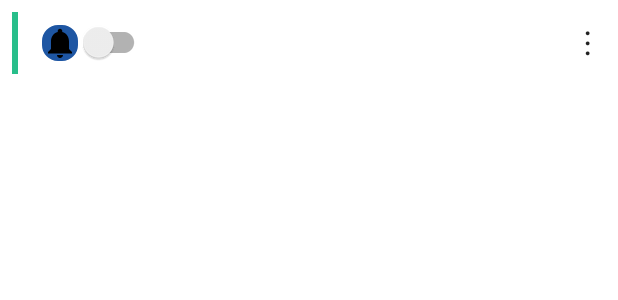
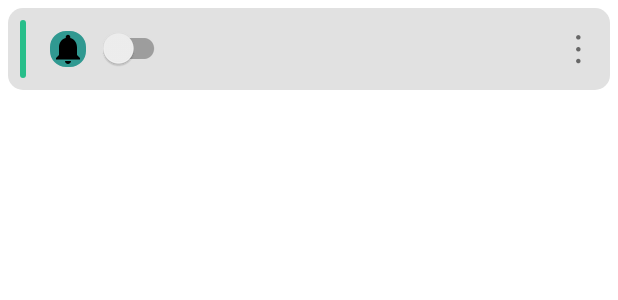
Before and after one commit to Fealrais/PurchaseHistory, an Android app: the layout recycler_view_scheduled_expense.xml on its own in the app's theme, with its tools: preview values and no code run, on a phone screen of 412 x 824 dp. Shown: the top 300 px of the screen. Run offline under Robolectric (Android 15) with nearby library versions, the phone set to English and light mode, and no system bars; network calls fail.

Commit message:
Applying design updates to scheduler page

```diff
--- a/app/src/main/java/com/angelp/purchasehistory/ui/home/scheduled/ScheduledExpenseAdapter.java
+++ b/app/src/main/java/com/angelp/purchasehistory/ui/home/scheduled/ScheduledExpenseAdapter.java
@@ -93,7 +93,7 @@ public class ScheduledExpenseAdapter extends RecyclerView.Adapter<ScheduledExpen
             boolean isSilenced = preferences.getBoolean(scheduledExpense.getId().toString(), false);
 
 
-            viewCategoryBorder.setBackgroundColor(AndroidUtils.getColor(scheduledExpense.getCategory()));
+            viewCategoryBorder.getBackground().setTint(AndroidUtils.getColor(scheduledExpense.getCategory()));
             textViewName.setText(scheduledExpense.getNote());
             textViewPrice.setText(AndroidUtils.formatCurrency(scheduledExpense.getPrice(), itemView.getContext()));
             setNextTimestampString(textViewNextDate, scheduledExpense);
--- /dev/null
+++ b/app/src/main/res/drawable/roundcorner_10.xml
@@ -0,0 +1,5 @@
+<?xml version="1.0" encoding="utf-8"?>
+<shape xmlns:android="http://schemas.android.com/apk/res/android">
+    <solid android:color="@color/surfaceA20" />
+    <corners android:radius="10dp" />
+</shape>
--- /dev/null
+++ b/app/src/main/res/drawable/roundcorner_12.xml
@@ -0,0 +1,5 @@
+<?xml version="1.0" encoding="utf-8"?>
+<shape xmlns:android="http://schemas.android.com/apk/res/android">
+    <solid android:color="@color/surfaceA20" />
+    <corners android:radius="12dp" />
+</shape>
--- /dev/null
+++ b/app/src/main/res/drawable/roundcorner_15.xml
@@ -0,0 +1,5 @@
+<?xml version="1.0" encoding="utf-8"?>
+<shape xmlns:android="http://schemas.android.com/apk/res/android">
+    <solid android:color="@color/surfaceA20" />
+    <corners android:radius="15dp" />
+</shape>
--- a/app/src/main/res/drawable/roundcorner.xml
+++ b/app/src/main/res/drawable/roundcorner_20.xml
@@ -1,5 +1,5 @@
 <?xml version="1.0" encoding="utf-8"?>
 <shape xmlns:android="http://schemas.android.com/apk/res/android">
-    <solid android:color="#CC3F3F" />
-    <corners android:radius="4dp" />
+    <solid android:color="@color/surfaceA20" />
+    <corners android:radius="20dp" />
 </shape>
--- /dev/null
+++ b/app/src/main/res/drawable/roundcorner_25.xml
@@ -0,0 +1,5 @@
+<?xml version="1.0" encoding="utf-8"?>
+<shape xmlns:android="http://schemas.android.com/apk/res/android">
+    <solid android:color="@color/surfaceA20" />
+    <corners android:radius="25dp" />
+</shape>
--- /dev/null
+++ b/app/src/main/res/drawable/roundcorner_30.xml
@@ -0,0 +1,5 @@
+<?xml version="1.0" encoding="utf-8"?>
+<shape xmlns:android="http://schemas.android.com/apk/res/android">
+    <solid android:color="@color/surfaceA20" />
+    <corners android:radius="30dp" />
+</shape>
--- /dev/null
+++ b/app/src/main/res/drawable/roundcorner_40.xml
@@ -0,0 +1,5 @@
+<?xml version="1.0" encoding="utf-8"?>
+<shape xmlns:android="http://schemas.android.com/apk/res/android">
+    <solid android:color="@color/surfaceA20" />
+    <corners android:radius="40dp" />
+</shape>
--- /dev/null
+++ b/app/src/main/res/drawable/roundcorner_5.xml
@@ -0,0 +1,5 @@
+<?xml version="1.0" encoding="utf-8"?>
+<shape xmlns:android="http://schemas.android.com/apk/res/android">
+    <solid android:color="@color/surfaceA20" />
+    <corners android:radius="5dp" />
+</shape>
--- /dev/null
+++ b/app/src/main/res/drawable/roundcorner_50.xml
@@ -0,0 +1,5 @@
+<?xml version="1.0" encoding="utf-8"?>
+<shape xmlns:android="http://schemas.android.com/apk/res/android">
+    <solid android:color="@color/surfaceA20" />
+    <corners android:radius="50dp" />
+</shape>
--- a/app/src/main/res/layout/dialog_title.xml
+++ b/app/src/main/res/layout/dialog_title.xml
@@ -2,7 +2,7 @@
 <LinearLayout xmlns:android="http://schemas.android.com/apk/res/android"
     android:layout_width="match_parent"
     android:layout_height="wrap_content"
-    android:background="@drawable/roundcorner"
+    android:background="@drawable/roundcorner_10"
     android:backgroundTint="@color/surfaceA30"
     android:gravity="center">
 
--- a/app/src/main/res/layout/fragment_purchase_edit_dialog.xml
+++ b/app/src/main/res/layout/fragment_purchase_edit_dialog.xml
@@ -143,7 +143,7 @@
         android:id="@+id/purchaseEdit_deleteButton"
         android:layout_width="wrap_content"
         android:layout_height="wrap_content"
-        android:background="@drawable/roundcorner"
+        android:background="@drawable/roundcorner_10"
         android:contentDescription="@string/delete"
         android:padding="10dp"
         android:src="@drawable/baseline_delete_24"
--- a/app/src/main/res/layout/recycler_view_scheduled_expense.xml
+++ b/app/src/main/res/layout/recycler_view_scheduled_expense.xml
@@ -2,16 +2,18 @@
 <LinearLayout xmlns:android="http://schemas.android.com/apk/res/android"
     android:layout_width="match_parent"
     android:layout_height="wrap_content"
-    android:background="?attr/selectableItemBackground"
     android:orientation="horizontal"
-    android:padding="8dp">
+    android:background="@drawable/roundcorner_10"
+    android:padding="8dp"
+    android:layout_margin="5dp">
 
     <View
         android:id="@+id/viewCategoryBorder"
         android:layout_width="4dp"
         android:layout_height="match_parent"
         android:layout_marginEnd="8dp"
-        android:background="@color/successA10" />
+        android:background="@drawable/roundcorner_25"
+        android:backgroundTint="@color/successA10"/>
 
     <ImageView
         android:id="@+id/silence_icon"
@@ -19,8 +21,9 @@
         android:layout_height="wrap_content"
         android:layout_gravity="center_vertical"
         android:layout_marginStart="8dp"
+        android:layout_marginEnd="4dp"
         android:background="@drawable/card_background"
-        android:backgroundTint="@color/infoA0"
+        android:backgroundTint="@color/primaryA30"
         android:contentDescription="@string/notification_toggleButton"
         android:src="@drawable/ic_notifications_black_24dp" />
 
@@ -29,6 +32,7 @@
         android:layout_width="wrap_content"
         android:layout_height="wrap_content"
         android:layout_gravity="center_vertical"
+        android:paddingHorizontal="4dp"
         android:layout_marginEnd="8dp"
         android:contentDescription="@string/notification_toggleButton"
         android:src="@drawable/ic_notifications_black_24dp" />
@@ -37,19 +41,19 @@
         android:layout_width="0dp"
         android:layout_height="wrap_content"
         android:layout_weight="1"
+        android:layout_marginEnd="8dp"
         android:orientation="vertical">
 
         <TextView
             android:id="@+id/textViewName"
             android:layout_width="wrap_content"
-            android:layout_height="wrap_content"
-            android:textAppearance="?attr/textAppearanceListItem" />
+            android:layout_height="wrap_content" />
 
         <TextView
             android:id="@+id/textViewPrice"
             android:layout_width="wrap_content"
             android:layout_height="wrap_content"
-            android:textAppearance="?attr/textAppearanceListItemSecondary" />
+            android:layout_marginEnd="8dp" />
 
     </LinearLayout>
 
@@ -59,8 +63,7 @@
         android:layout_width="wrap_content"
         android:layout_height="wrap_content"
         android:layout_gravity="center_vertical"
-        android:layout_marginEnd="3dp"
-        android:textAppearance="?attr/textAppearanceListItemSecondary" />
+        android:layout_marginEnd="3dp" />
 
     <TextView
             android:id="@+id/menuOptions"
@@ -69,5 +72,5 @@
             android:layout_gravity="center_vertical"
             android:paddingHorizontal="10dp"
             android:text="@string/menu_three_dots"
-        android:textAppearance="?android:textAppearanceLarge" />
+            android:textSize="26sp"/>
 </LinearLayout>
```
Lines whose indentation alone changed are shown as unchanged.
